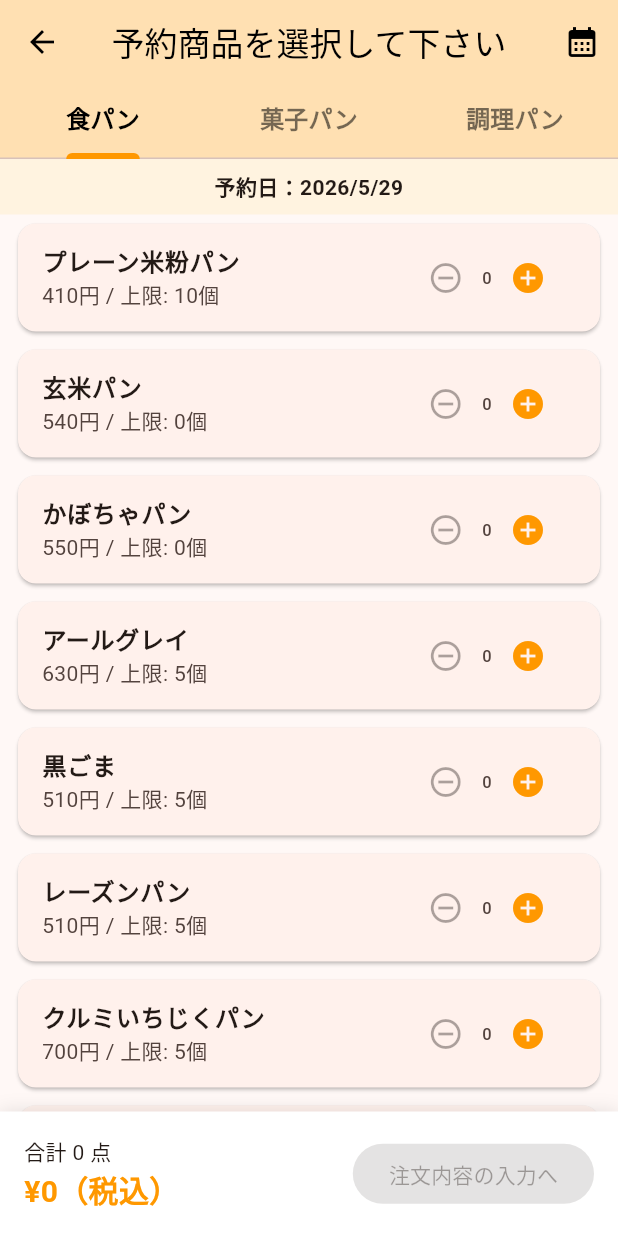
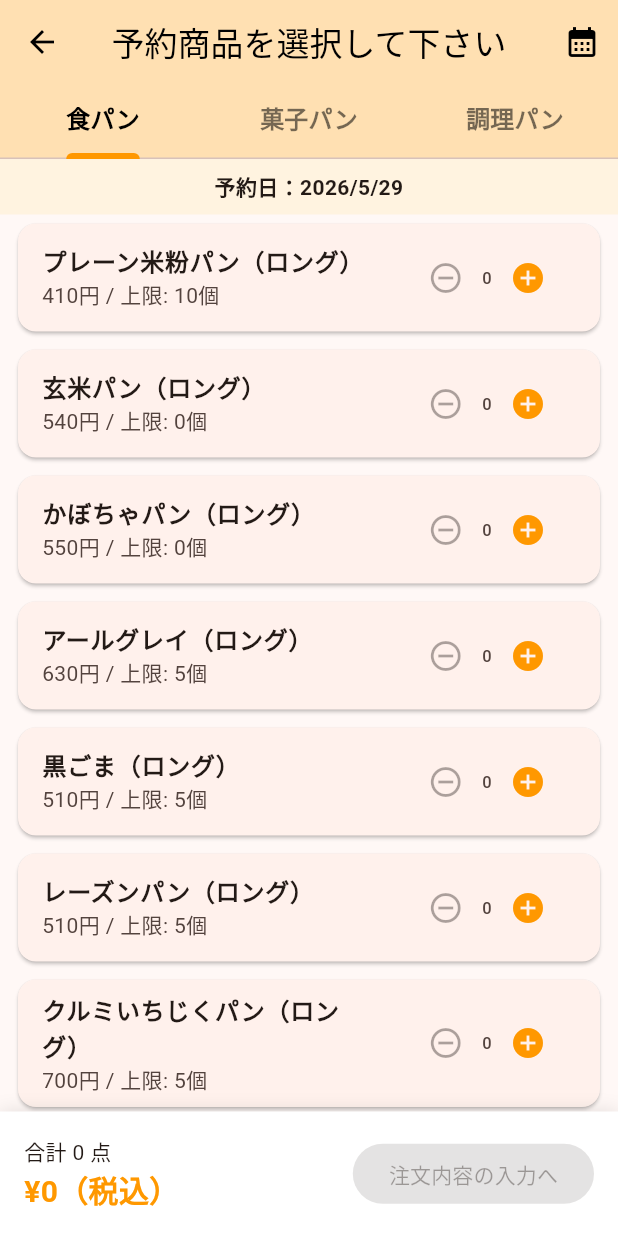
Before and after one commit to comehiro2012/comehiro-app, a Flutter app: the ProductSelectPage screen opened directly with empty values, on a phone screen of 412 x 824 dp. Run offline on Flutter 3.47's test engine with Material 3 defaults, Android fonts, the phone set to English and light mode, and no system bars; our stand-ins replace cloud_firestore, firebase_core, shared_preferences; accounts and stored records are empty.

Commit message:
商品マスターデータをロング・ハーフ対応に更新

```diff
--- a/lib/product_data.dart
+++ b/lib/product_data.dart
@@ -1,9 +1,11 @@
 // product_data.dart
 
 final List<Map<String, dynamic>> allProducts = [
-  // --- 食パン ---
+  // ==========================================
+  // --- 食パン（ロングサイズ） ---
+  // ==========================================
   {
-    'name': 'プレーン米粉パン',
+    'name': 'プレーン米粉パン（ロング）',
     'price': 410,
     'category': '食パン',
     'limit_weekday': 10,
@@ -11,7 +13,7 @@ final List<Map<String, dynamic>> allProducts = [
     'allergies': ['豚肉'],
   },
   {
-    'name': '玄米パン',
+    'name': '玄米パン（ロング）',
     'price': 540,
     'category': '食パン',
     'limit_weekday': 0,
@@ -19,7 +21,7 @@ final List<Map<String, dynamic>> allProducts = [
     'allergies': [],
   },
   {
-    'name': 'かぼちゃパン',
+    'name': 'かぼちゃパン（ロング）',
     'price': 550,
     'category': '食パン',
     'limit_weekday': 0,
@@ -27,7 +29,7 @@ final List<Map<String, dynamic>> allProducts = [
     'allergies': ['乳'],
   },
   {
-    'name': 'アールグレイ',
+    'name': 'アールグレイ（ロング）',
     'price': 630,
     'category': '食パン',
     'limit_weekday': 5,
@@ -35,7 +37,7 @@ final List<Map<String, dynamic>> allProducts = [
     'allergies': ['豚肉'],
   },
   {
-    'name': '黒ごま',
+    'name': '黒ごま（ロング）',
     'price': 510,
     'category': '食パン',
     'limit_weekday': 5,
@@ -43,7 +45,7 @@ final List<Map<String, dynamic>> allProducts = [
     'allergies': ['豚肉', 'ごま'],
   },
   {
-    'name': 'レーズンパン',
+    'name': 'レーズンパン（ロング）',
     'price': 510,
     'category': '食パン',
     'limit_weekday': 5,
@@ -51,7 +53,7 @@ final List<Map<String, dynamic>> allProducts = [
     'allergies': ['豚肉'],
   },
   {
-    'name': 'クルミいちじくパン',
+    'name': 'クルミいちじくパン（ロング）',
     'price': 700,
     'category': '食パン',
     'limit_weekday': 5,
@@ -59,7 +61,7 @@ final List<Map<String, dynamic>> allProducts = [
     'allergies': ['豚肉'],
   },
   {
-    'name': 'さつまパン',
+    'name': 'さつまパン（ロング）',
     'price': 500,
     'category': '食パン',
     'limit_weekday': 5,
@@ -67,7 +69,7 @@ final List<Map<String, dynamic>> allProducts = [
     'allergies': ['豚肉'],
   },
   {
-    'name': 'ココアマーブルパン',
+    'name': 'ココアマーブルパン（ロング）',
     'price': 510,
     'category': '食パン',
     'limit_weekday': 5,
@@ -75,7 +77,7 @@ final List<Map<String, dynamic>> allProducts = [
     'allergies': ['豚肉'],
   },
   {
-    'name': 'チーズパン',
+    'name': 'チーズパン（ロング）',
     'price': 590,
     'category': '食パン',
     'limit_weekday': 5,
@@ -83,7 +85,7 @@ final List<Map<String, dynamic>> allProducts = [
     'allergies': ['乳', '豚肉'],
   },
   {
-    'name': 'クランベリーパン',
+    'name': 'クランベリーパン（ロング）',
     'price': 540,
     'category': '食パン',
     'limit_weekday': 5,
@@ -91,7 +93,7 @@ final List<Map<String, dynamic>> allProducts = [
     'allergies': ['豚肉'],
   },
   {
-    'name': 'チョコチップパン',
+    'name': 'チョコチップパン（ロング）',
     'price': 550,
     'category': '食パン',
     'limit_weekday': 5,
@@ -99,7 +101,7 @@ final List<Map<String, dynamic>> allProducts = [
     'allergies': ['乳', '豚肉'],
   },
   {
-    'name': '伊予柑ピールパン',
+    'name': '伊予柑ピールパン（ロング）',
     'price': 620,
     'category': '食パン',
     'limit_weekday': 5,
@@ -107,7 +109,7 @@ final List<Map<String, dynamic>> allProducts = [
     'allergies': ['豚肉'],
   },
   {
-    'name': 'あずきパン',
+    'name': 'あずきパン（ロング）',
     'price': 510,
     'category': '食パン',
     'limit_weekday': 5,
@@ -115,7 +117,7 @@ final List<Map<String, dynamic>> allProducts = [
     'allergies': ['豚肉'],
   },
   {
-    'name': 'くるみパン',
+    'name': 'くるみパン（ロング）',
     'price': 700,
     'category': '食パン',
     'limit_weekday': 5,
@@ -123,7 +125,133 @@ final List<Map<String, dynamic>> allProducts = [
     'allergies': ['豚肉'],
   },
 
+  // ==========================================
+  // --- 食パン（ハーフサイズ）土日限定 ---
+  // ==========================================
+  {
+    'name': 'プレーン米粉パン（ハーフ）',
+    'price': 205,
+    'category': '食パン',
+    'limit_weekday': 0, // ハーフは平日は0（非表示）
+    'limit_weekend': 10,
+    'allergies': ['豚肉'],
+  },
+  {
+    'name': '玄米パン（ハーフ）',
+    'price': 270,
+    'category': '食パン',
+    'limit_weekday': 0,
+    'limit_weekend': 5,
+    'allergies': [],
+  },
+  {
+    'name': 'かぼちゃパン（ハーフ）',
+    'price': 275,
+    'category': '食パン',
+    'limit_weekday': 0,
+    'limit_weekend': 5,
+    'allergies': ['乳'],
+  },
+  {
+    'name': 'アールグレイ（ハーフ）',
+    'price': 315,
+    'category': '食パン',
+    'limit_weekday': 0,
+    'limit_weekend': 5,
+    'allergies': ['豚肉'],
+  },
+  {
+    'name': '黒ごま（ハーフ）',
+    'price': 255,
+    'category': '食パン',
+    'limit_weekday': 0,
+    'limit_weekend': 5,
+    'allergies': ['豚肉', 'ごま'],
+  },
+  {
+    'name': 'レーズンパン（ハーフ）',
+    'price': 255,
+    'category': '食パン',
+    'limit_weekday': 0,
+    'limit_weekend': 5,
+    'allergies': ['豚肉'],
+  },
+  {
+    'name': 'クルミいちじくパン（ハーフ）',
+    'price': 350,
+    'category': '食パン',
+    'limit_weekday': 0,
+    'limit_weekend': 5,
+    'allergies': ['豚肉'],
+  },
+  {
+    'name': 'さつまパン（ハーフ）',
+    'price': 250,
+    'category': '食パン',
+    'limit_weekday': 0,
+    'limit_weekend': 5,
+    'allergies': ['豚肉'],
+  },
+  {
+    'name': 'ココアマーブルパン（ハーフ）',
+    'price': 255,
+    'category': '食パン',
+    'limit_weekday': 0,
+    'limit_weekend': 5,
+    'allergies': ['豚肉'],
+  },
+  {
+    'name': 'チーズパン（ハーフ）',
+    'price': 295,
+    'category': '食パン',
+    'limit_weekday': 0,
+    'limit_weekend': 5,
+    'allergies': ['乳', '豚肉'],
+  },
+  {
+    'name': 'クランベリーパン（ハーフ）',
+    'price': 270,
+    'category': '食パン',
+    'limit_weekday': 0,
+    'limit_weekend': 5,
+    'allergies': ['豚肉'],
+  },
+  {
+    'name': 'チョコチップパン（ハーフ）',
+    'price': 275,
+    'category': '食パン',
+    'limit_weekday': 0,
+    'limit_weekend': 5,
+    'allergies': ['乳', '豚肉'],
+  },
+  {
+    'name': '伊予柑ピールパン（ハーフ）',
+    'price': 310,
+    'category': '食パン',
+    'limit_weekday': 0,
+    'limit_weekend': 5,
+    'allergies': ['豚肉'],
+  },
+  {
+    'name': 'あずきパン（ハーフ）',
+    'price': 255,
+    'category': '食パン',
+    'limit_weekday': 0,
+    'limit_weekend': 5,
+    'allergies': ['豚肉'],
+  },
+  {
+    'name': 'くるみパン（ハーフ）',
+    'price': 350,
+    'category': '食パン',
+    'limit_weekday': 0,
+    'limit_weekend': 5,
+    'allergies': ['豚肉'],
+  },
+
+  // ==========================================
   // --- 調理パン ---
+  // ==========================================
   {
     'name': 'ウィンナーパン（ケチャップ）',
     'price': 245,
@@ -245,7 +373,9 @@ final List<Map<String, dynamic>> allProducts = [
     'allergies': [],
   },
 
+  // ==========================================
   // --- 菓子パン ---
+  // ==========================================
   {
     'name': 'ワッフル',
     'price': 185,
```
